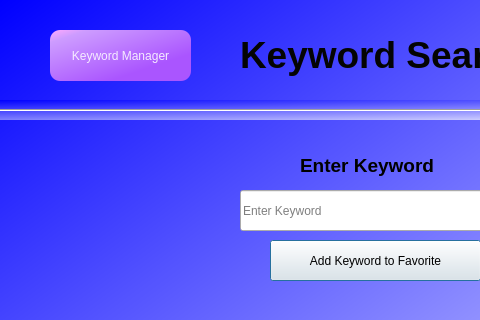
Before: the Qt Designer form info_silo/UI/keyword_search.ui in austinschaaf1/455_final, drawn with Qt 5; both pictures show x 0 to 480 and y 0 to 320 of the 800 by 600 pixel window.
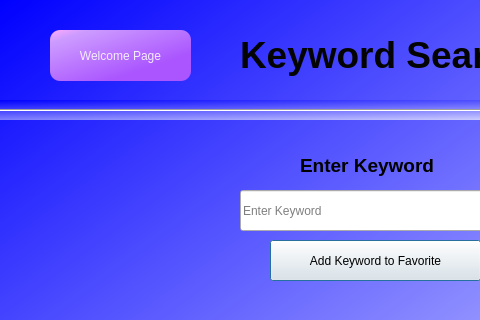
After: the same form once the commit is applied.

```diff
--- a/info_silo/UI/keyword_search.ui
+++ b/info_silo/UI/keyword_search.ui
@@ -228,7 +228,7 @@
 }</string>
       </property>
       <property name="text">
-       <string>Keyword Manager</string>
+       <string>Welcome Page</string>
       </property>
      </widget>
      <widget class="QLineEdit" name="requestKeywordInput">
```
Left out of the diff: 1 changed line with no effect on the pictures.
